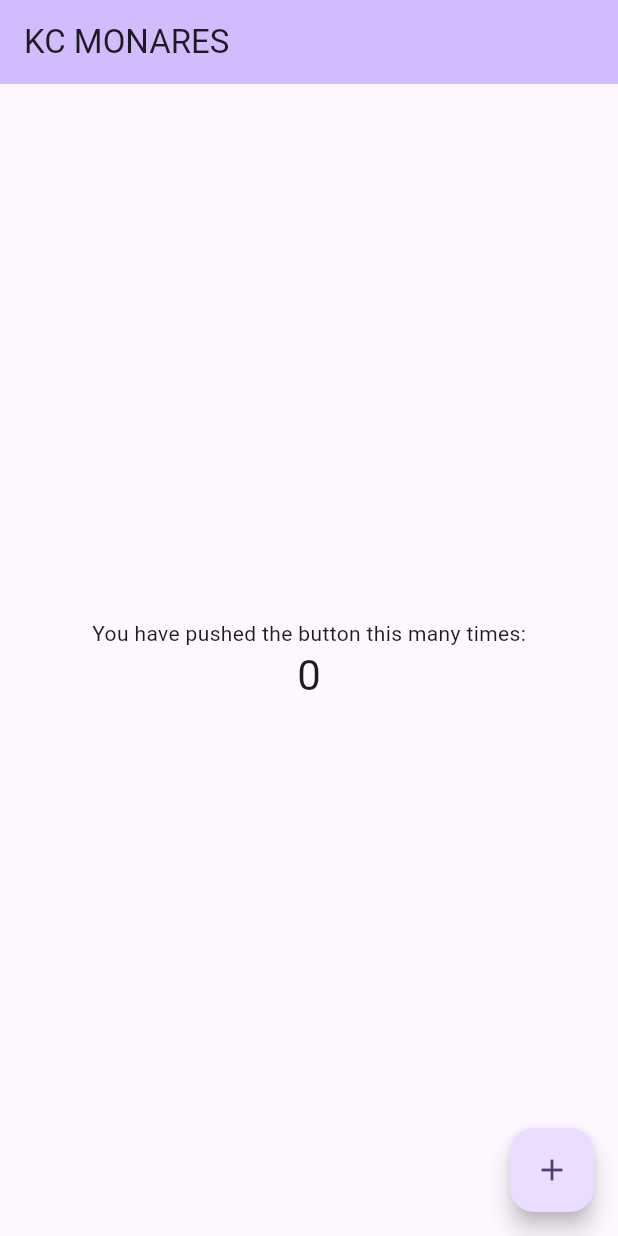
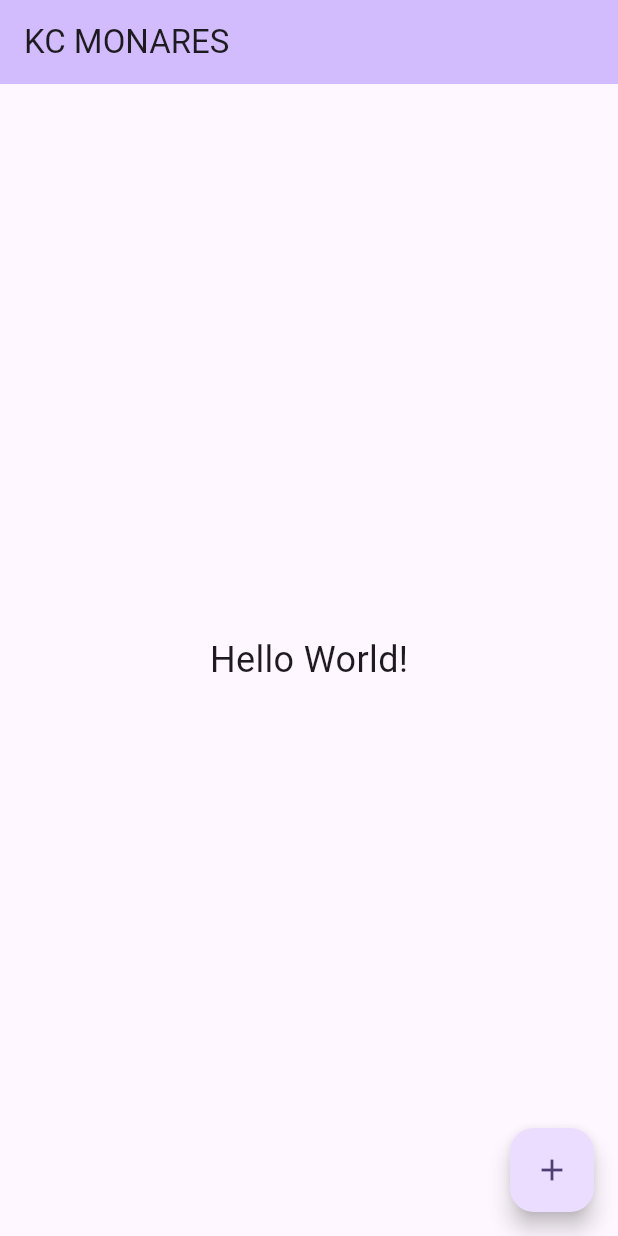
Before and after one commit to httpskiss/programming_nc4, a Flutter app: the screen it shows after launch, on a phone screen of 412 x 824 dp. Run offline on Flutter 3.47's test engine with Material 3 defaults, Android fonts, the phone set to English and light mode, and no system bars.

Commit message:
feat(main.dart): add Hello World! centered text

```diff
--- a/lib/main.dart
+++ b/lib/main.dart
@@ -7,27 +7,11 @@ void main() {
 class MyApp extends StatelessWidget {
   const MyApp({super.key});
 
-  // This widget is the root of your application.
   @override
   Widget build(BuildContext context) {
     return MaterialApp(
       title: 'Flutter Demo',
       theme: ThemeData(
-        // This is the theme of your application.
-        //
-        // TRY THIS: Try running your application with "flutter run". You'll see
-        // the application has a purple toolbar. Then, without quitting the app,
-        // try changing the seedColor in the colorScheme below to Colors.green
-        // and then invoke "hot reload" (save your changes or press the "hot
-        // reload" button in a Flutter-supported IDE, or press "r" if you used
-        // the command line to start the app).
-        //
-        // Notice that the counter didn't reset back to zero; the application
-        // state is not lost during the reload. To reset the state, use hot
-        // restart instead.
-        //
-        // This works for code too, not just values: Most code changes can be
-        // tested with just a hot reload.
         colorScheme: ColorScheme.fromSeed(seedColor: Colors.deepPurple),
       ),
       home: const MyHomePage(title: 'KC MONARES'),
@@ -37,15 +21,6 @@ class MyApp extends StatelessWidget {
 
 class MyHomePage extends StatefulWidget {
   const MyHomePage({super.key, required this.title});
-
-  // This widget is the home page of your application. It is stateful, meaning
-  // that it has a State object (defined below) that contains fields that affect
-  // how it looks.
-
-  // This class is the configuration for the state. It holds the values (in this
-  // case the title) provided by the parent (in this case the App widget) and
-  // used by the build method of the State. Fields in a Widget subclass are
-  // always marked "final".
 
   final String title;
 
@@ -58,65 +33,28 @@ class _MyHomePageState extends State<MyHomePage> {
 
   void _incrementCounter() {
     setState(() {
-      // This call to setState tells the Flutter framework that something has
-      // changed in this State, which causes it to rerun the build method below
-      // so that the display can reflect the updated values. If we changed
-      // _counter without calling setState(), then the build method would not be
-      // called again, and so nothing would appear to happen.
       _counter++;
     });
   }
 
   @override
   Widget build(BuildContext context) {
-    // This method is rerun every time setState is called, for instance as done
-    // by the _incrementCounter method above.
-    //
-    // The Flutter framework has been optimized to make rerunning build methods
-    // fast, so that you can just rebuild anything that needs updating rather
-    // than having to individually change instances of widgets.
     return Scaffold(
       appBar: AppBar(
-        // TRY THIS: Try changing the color here to a specific color (to
-        // Colors.amber, perhaps?) and trigger a hot reload to see the AppBar
-        // change color while the other colors stay the same.
         backgroundColor: Theme.of(context).colorScheme.inversePrimary,
-        // Here we take the value from the MyHomePage object that was created by
-        // the App.build method, and use it to set our appbar title.
         title: Text(widget.title),
       ),
       body: Center(
-        // Center is a layout widget. It takes a single child and positions it
-        // in the middle of the parent.
-        child: Column(
-          // Column is also a layout widget. It takes a list of children and
-          // arranges them vertically. By default, it sizes itself to fit its
-          // children horizontally, and tries to be as tall as its parent.
-          //
-          // Column has various properties to control how it sizes itself and
-          // how it positions its children. Here we use mainAxisAlignment to
-          // center the children vertically; the main axis here is the vertical
-          // axis because Columns are vertical (the cross axis would be
-          // horizontal).
-          //
-          // TRY THIS: Invoke "debug painting" (choose the "Toggle Debug Paint"
-          // action in the IDE, or press "p" in the console), to see the
-          // wireframe for each widget.
-          mainAxisAlignment: MainAxisAlignment.center,
-          children: <Widget>[
-            const Text('You have pushed the button this many times:'),
-            Text(
-              '$_counter',
-              style: Theme.of(context).textTheme.headlineMedium,
-            ),
-          ],
+        child: Text(
+          'Hello World!',
+          style: TextStyle(fontSize: 24),
         ),
       ),
       floatingActionButton: FloatingActionButton(
         onPressed: _incrementCounter,
         tooltip: 'Increment',
         child: const Icon(Icons.add),
-      ), // This trailing comma makes auto-formatting nicer for build methods.
+      ),
     );
   }
 }
```
